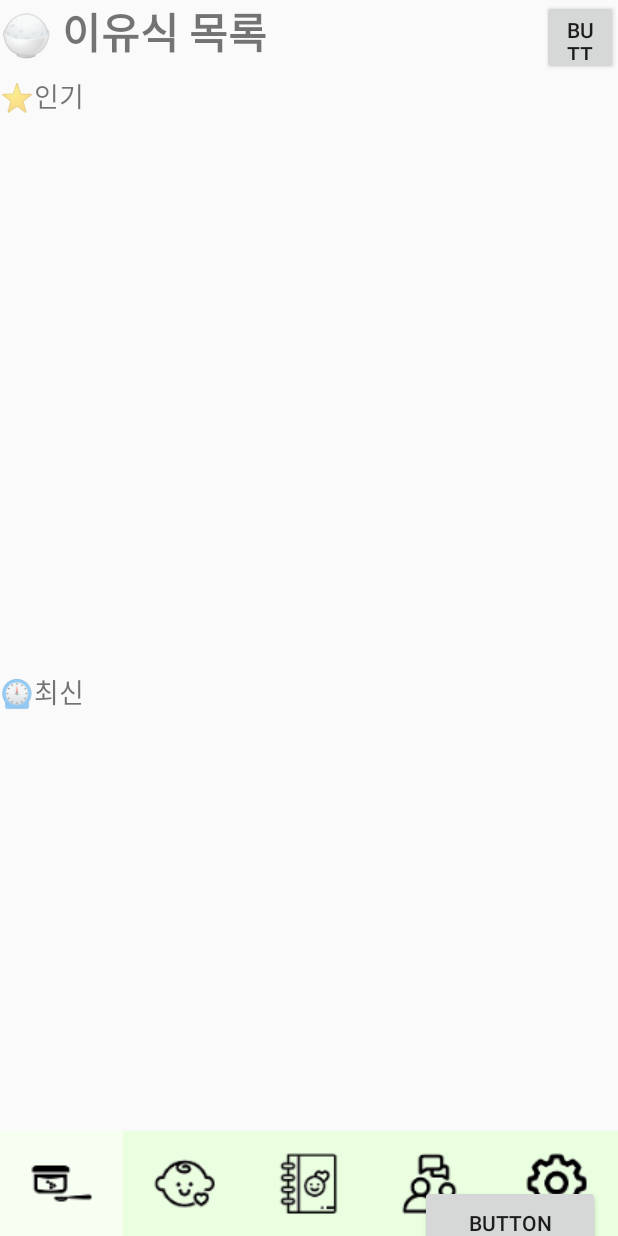
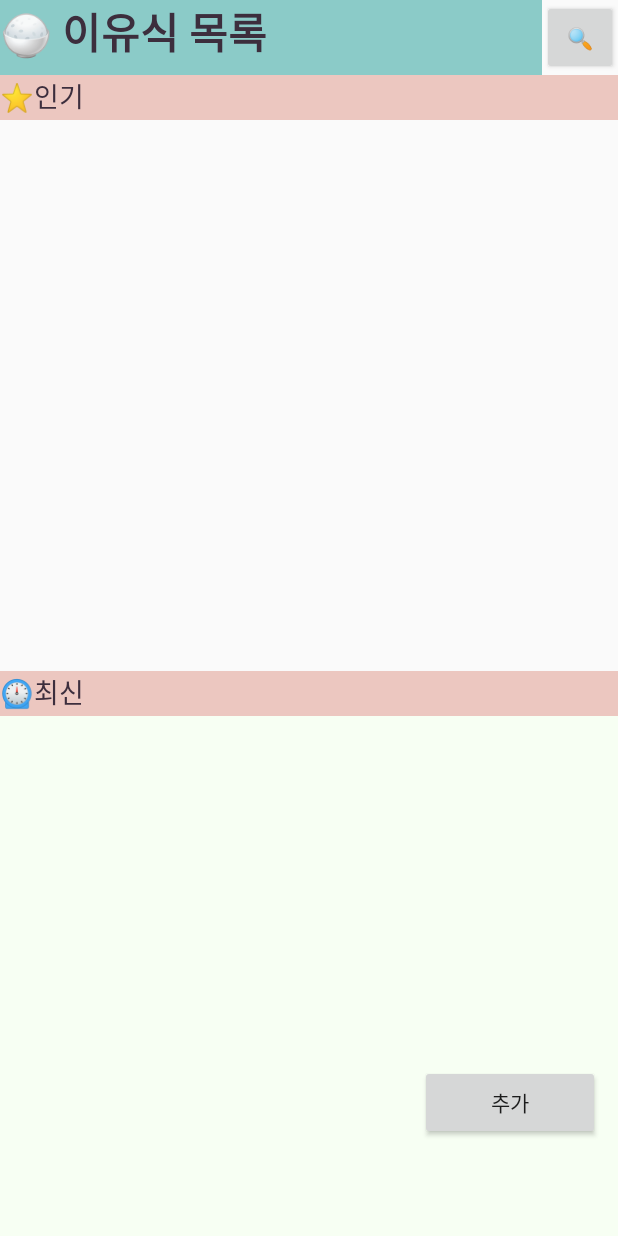
Before and after one commit to KwonGoo/SmallRecord, an Android app: the FoodPage screen opened directly, with no data from a screen before it, on a phone screen of 412 x 824 dp. Run offline under Robolectric (Android 15) with nearby library versions, the phone set to English and light mode, and no system bars.

Commit message:
이유식 페이지1

```diff
--- a/app/src/main/res/layout/food.xml
+++ b/app/src/main/res/layout/food.xml
@@ -66,9 +66,9 @@
                         android:text="🍚 이유식 목록"
                         android:textSize="28dp"
                         android:layout_height="50dp" android:id="@+id/textView" android:textStyle="bold"
-                        android:layout_width="361dp"/>
+                        android:layout_width="361dp" android:background="#8bcbc8" android:textColor="#3c2e3d"/>
                 <Button
-                        android:text="Button"
+                        android:text="🔍"
                         android:layout_width="match_parent"
                         android:layout_height="match_parent" android:id="@+id/button6"/>
             </LinearLayout>
@@ -82,11 +82,13 @@
                     android:text="⭐인기"
                     android:textSize="18sp"
                     android:layout_width="match_parent"
-                    android:layout_height="30dp" android:id="@+id/textView2"/>
+                    android:layout_height="30dp" android:id="@+id/textView2" android:background="#ecc7c0"
+                    android:textColor="#3c2e3d"/>
             <ListView
 
                     android:layout_width="match_parent"
-                    android:layout_height="wrap_content"/>
+                    android:layout_height="wrap_content" android:background="#f7fff3">
+            </ListView>
         </LinearLayout>
         <LinearLayout
                 android:orientation="vertical"
@@ -96,21 +98,22 @@
                     android:text="⏲️최신"
                     android:textSize="18sp"
                     android:layout_width="match_parent"
-                    android:layout_height="30dp" android:id="@+id/textView3"/>
+                    android:layout_height="30dp" android:id="@+id/textView3" android:background="#ecc7c0"
+                    android:textColor="#3c2e3d"/>
             <ListView
                     android:layout_width="match_parent"
-                    android:layout_height="match_parent">
+                    android:layout_height="match_parent" android:background="#f7fff3">
             </ListView>
         </LinearLayout>
     </LinearLayout>
     <FrameLayout
             android:layout_width="match_parent"
-            android:layout_height="match_parent">
+            android:layout_height="844dp">
 
         <Button
-                android:text="Button"
+                android:text="추가"
                 android:layout_width="120dp"
-                android:layout_height="50dp" android:id="@+id/button5" android:translationY="790dp"
+                android:layout_height="50dp" android:id="@+id/button5" android:translationY="710dp"
                 android:translationX="280dp"/>
     </FrameLayout>
 
```
